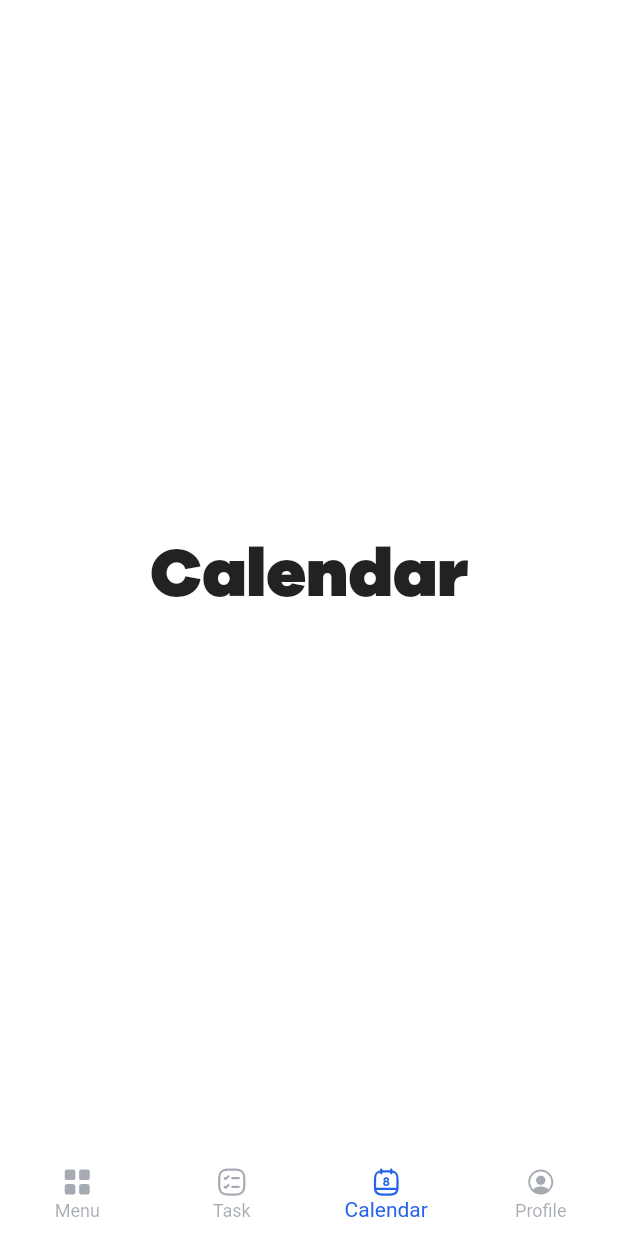
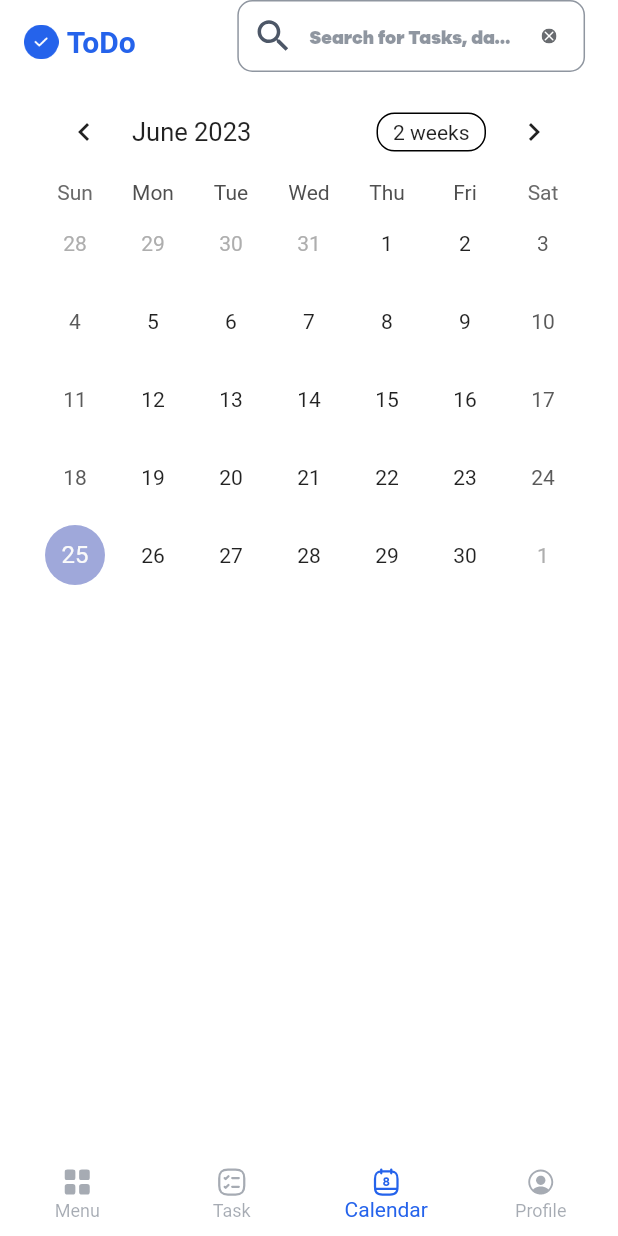
Before and after one commit to xasanov1716/to_do_project, a Flutter app: the screen it shows after launch, item 3 of the bottom bar chosen, on a phone screen of 412 x 824 dp. Run offline on Flutter 3.47's test engine with Material 2 defaults, Android fonts, the phone set to English and light mode, and no system bars; drawn by our look-alikes of table_calendar; our stand-ins replace flutter_screenutil, flutter_svg.

Commit message:
bitta screeni qildim xozircha

```diff
--- a/lib/main.dart
+++ b/lib/main.dart
@@ -1,9 +1,7 @@
 import 'package:flutter/material.dart';
 import 'package:to_do_project/ui/Login_Screen/loginScreen_1.dart';
-import 'package:to_do_project/ui/home/home_screen.dart';
 import 'package:flutter_screenutil/flutter_screenutil.dart';
 import 'package:to_do_project/ui/tap_bax.dart';
-
 
 void main(){
   WidgetsFlutterBinding.ensureInitialized();
@@ -19,12 +17,12 @@ class App extends StatelessWidget {
       designSize: const Size(375, 812),
       minTextAdapt: true,
       splitScreenMode: true,
-        builder: (context , child) {
+      builder: (context, child) {
         return const MaterialApp(
           debugShowCheckedModeBanner: false,
           home: TapBax(),
-          home:LoginScreen_1 (),
         );
-    });
+      },
+    );
   }
 }
--- a/lib/ui/calendar/calendar_screen.dart
+++ b/lib/ui/calendar/calendar_screen.dart
@@ -1,16 +1,118 @@
 import 'package:flutter/material.dart';
+import 'package:flutter/services.dart';
 import 'package:flutter_screenutil/flutter_screenutil.dart';
+import 'package:flutter_svg/svg.dart';
+import 'package:table_calendar/table_calendar.dart';
 
 import '../../utils/app_colors.dart';
+import '../../utils/app_images.dart';
 
-class CalendarScreen extends StatelessWidget {
+class CalendarScreen extends StatefulWidget {
   const CalendarScreen({super.key});
+
+  @override
+  State<CalendarScreen> createState() => _CalendarScreenState();
+}
+
+class _CalendarScreenState extends State<CalendarScreen> {
+  late TextEditingController textEditingController;
+  DateTime today=DateTime.now();
+  int active = 0;
+  String selectedDate = "No Seleceted Date";
+
+  @override
+  void initState() {
+    textEditingController = TextEditingController();
+    super.initState();
+  }
 
   @override
   Widget build(BuildContext context) {
     return Scaffold(
-      backgroundColor: AppColors.white,
-      body: Center(child: Text('Calendar',style: TextStyle(fontSize: 45.sp,fontFamily: 'GalanoGrotesque-Medium'),),),
-    );
+        backgroundColor: AppColors.white,
+        appBar: AppBar(
+          systemOverlayStyle:
+              const SystemUiOverlayStyle(statusBarColor: AppColors.white),
+          title: SizedBox(
+            width: 77.w,
+            child: Row(
+              children: [
+                Image.asset(
+                  AppImages.done,
+                  height: 23,
+                  width: 23,
+                ),
+                SizedBox(
+                  width: 5.w,
+                ),
+                const Text(
+                  'ToDo',
+                  style: TextStyle(
+                      color: AppColors.C_2563EB, fontWeight: FontWeight.w700),
+                ),
+              ],
+            ),
+          ),
+          actions: [
+            SizedBox(
+              child: Container(
+                margin: EdgeInsets.only(right: 20.w),
+                width: 211.w,
+                child: SizedBox(
+                  height: 40.h,
+                  child: TextField(
+                    controller: textEditingController,
+                    decoration: InputDecoration(
+                      filled: true,
+                      fillColor: AppColors.white,
+                      contentPadding: const EdgeInsets.all(10),
+                      prefixIcon: Padding(
+                        padding: const EdgeInsets.all(10),
+                        child: SvgPicture.asset(AppImages.search),
+                      ),
+                      hintText: 'Search for Tasks, date,',
+                      hintStyle: TextStyle(
+                        color: const Color(0xFF202D41).withOpacity(0.5),
+                        fontSize: 12.sp,
+                        fontFamily: 'GalanoGrotesque-Medium',
+                      ),
+                      suffixIcon: IconButton(
+                        onPressed: () {
+                          setState(() {
+                            textEditingController.clear();
+                          });
+                        },
+                        icon: SvgPicture.asset(
+                          AppImages.cancel,
+                        ),
+                      ),
+                      enabledBorder: OutlineInputBorder(
+                        borderRadius: BorderRadius.circular(10),
+                        borderSide: BorderSide(
+                          color: AppColors.C_202D41.withOpacity(0.5),
+                        ),
+                      ),
+                    ),
+                  ),
+                ),
+              ),
+            ),
+          ],
+          backgroundColor: AppColors.white,
+          elevation: 0,
+        ),
+        body: Container(
+          padding: EdgeInsets.only(left: 24, right: 24),
+          child: Column(
+            children: [
+              Container(
+                child: TableCalendar(
+                    focusedDay: today,
+                    firstDay: DateTime.utc(2003,11,15),
+                    lastDay: DateTime.utc(2030,11,15),),
+              ),
+            ],
+          ),
+        ));
   }
 }
--- a/lib/utils/app_colors.dart
+++ b/lib/utils/app_colors.dart
@@ -8,7 +8,7 @@ class AppColors{
   static const Color C_3DBEB3 = Color(0xFF3DBEB3);
   static const Color C_C60202 = Color(0xFFC60202);
   static const Color C_202D41 = Color(0xFF202D41);
-  static const Color C_086BFF = Color(0xFF086BFF);
+  static const Color a_086BFF = Color(0xFF086BFF);
   static const Color black = Color(0xFF000000);
   static const Color white = Color(0xFFFFFFFF);
 }
--- a/pubspec.yaml
+++ b/pubspec.yaml
@@ -15,6 +15,7 @@ dependencies:
   shared_preferences: ^2.1.2
   flutter_screenutil: ^5.8.4
   zoom_tap_animation: ^1.1.0
+  table_calendar: ^3.0.9
 
 
   cupertino_icons: ^1.0.2
```
Also changed, not shown: pubspec.lock. Lines whose indentation alone changed are shown as unchanged.
